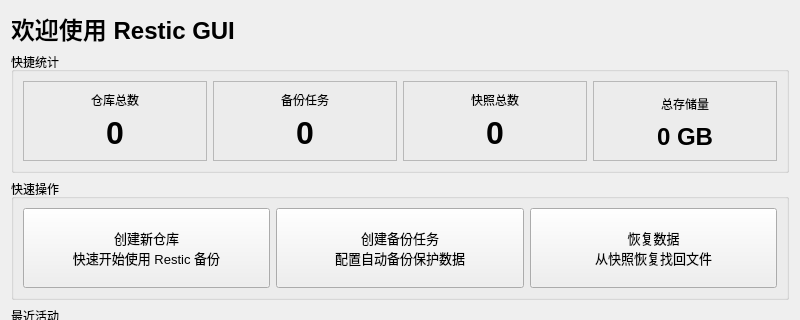
Before: the Qt Designer form src/ui/pages/HomePage.ui in zhanglt/restic-gui, drawn with Qt 5; both pictures show x 0 to 800 and y 0 to 320 of the 800 by 600 pixel window.
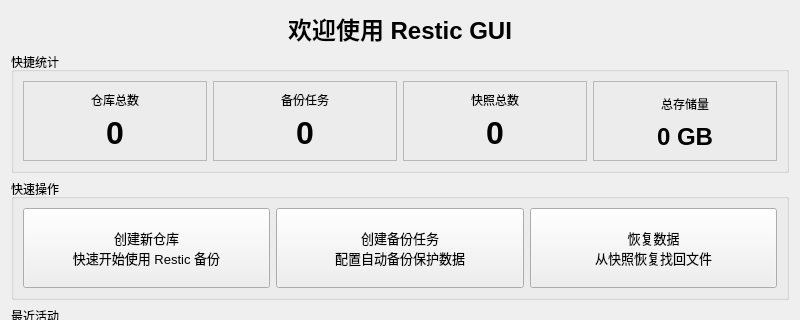
After: the same form once the commit is applied.

Commit message: 优化界面及部分功能

Diff of the .ui file:
```diff
--- a/src/ui/pages/HomePage.ui
+++ b/src/ui/pages/HomePage.ui
@@ -23,6 +23,9 @@
      <property name="text">
       <string>欢迎使用 Restic GUI</string>
      </property>
+     <property name="alignment">
+      <set>Qt::AlignCenter</set>
+     </property>
     </widget>
    </item>
    <item>
```
The commit also changes 6 other files.
